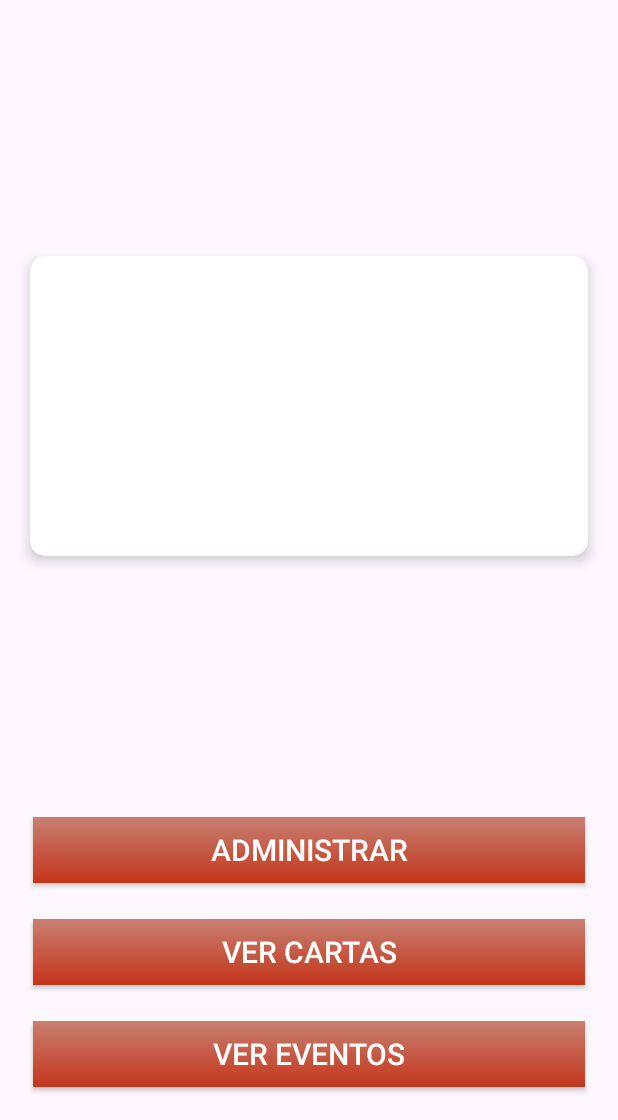
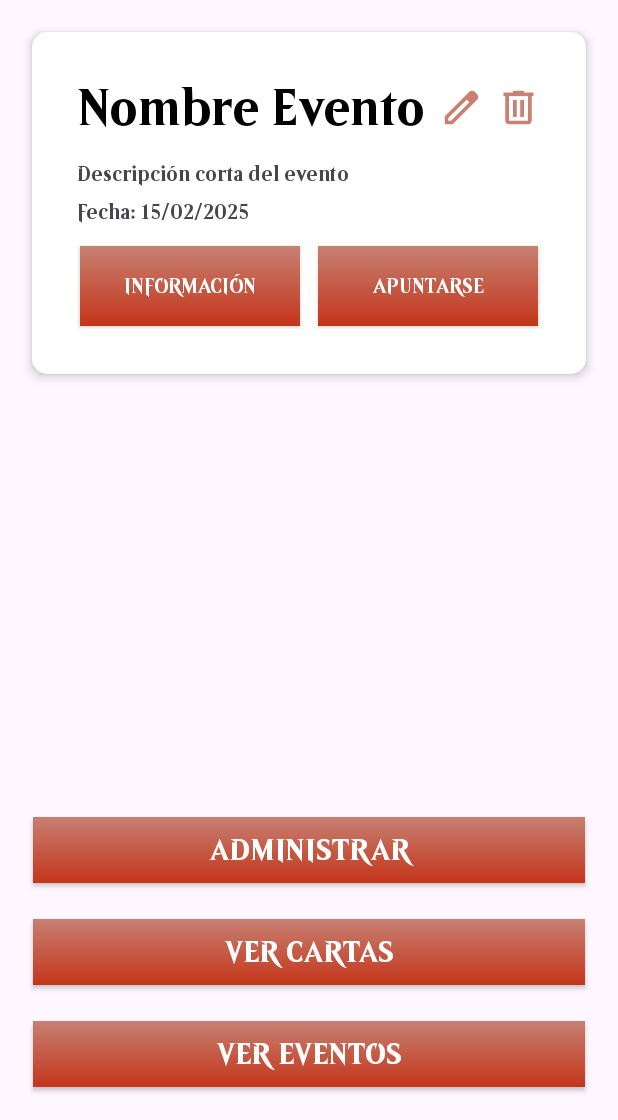
Before and after one commit to NalvCod/Practica_Final, an Android app: the layout activity_pantalla_principal.xml on its own in the app's theme, with its tools: preview values and no code run, on a phone screen of 412 x 824 dp, the part 116-1236 px from its top. Run offline under Robolectric (Android 15) with nearby library versions, the phone set to English and light mode, and no system bars.

Commit message:
Mas cosas

```diff
--- a/app/src/main/AndroidManifest.xml
+++ b/app/src/main/AndroidManifest.xml
@@ -49,7 +49,7 @@
             android:name=".Usuarios.Pantalla_Iniciar_Sesion"
             android:exported="false" />
         <activity
-            android:name=".Usuarios.Pantalla_Principal"
+            android:name=".Usuarios.PantallaPrincipalActivity"
             android:exported="false" />
         <activity
             android:name=".Cartas.Registrar_Cartas"
--- a/app/src/main/java/com/example/practica_final/Cartas/Registrar_Cartas.kt
+++ b/app/src/main/java/com/example/practica_final/Cartas/Registrar_Cartas.kt
@@ -15,7 +15,7 @@ import androidx.appcompat.app.AppCompatActivity
 import androidx.core.view.ViewCompat
 import androidx.core.view.WindowInsetsCompat
 import com.example.practica_final.R
-import com.example.practica_final.Usuarios.Pantalla_Principal
+import com.example.practica_final.Usuarios.PantallaPrincipalActivity
 import com.example.practica_final.databinding.ActivityRegistrarCartasBinding
 import com.google.firebase.database.DatabaseReference
 import com.google.firebase.database.FirebaseDatabase
@@ -80,7 +80,7 @@ class Registrar_Cartas : AppCompatActivity() {
 
             if (comprobarDatos(nombre, color, precio, descripcion, unidades)) {
                 subirCarta(storage, nombre, color, precio, descripcion, unidades)
-                val intent = Intent(this, Pantalla_Principal::class.java)
+                val intent = Intent(this, PantallaPrincipalActivity::class.java)
                 startActivity(intent)
             }
         }
--- a/app/src/main/java/com/example/practica_final/Eventos/RegistrarEvento.kt
+++ b/app/src/main/java/com/example/practica_final/Eventos/RegistrarEvento.kt
@@ -3,7 +3,6 @@ package com.example.practica_final.Eventos
 import android.annotation.SuppressLint
 import android.app.Activity
 import android.app.DatePickerDialog
-import android.app.Person
 import android.content.Context
 import android.content.Intent
 import android.net.Uri
@@ -17,7 +16,7 @@ import androidx.appcompat.app.AppCompatActivity
 import androidx.core.view.ViewCompat
 import androidx.core.view.WindowInsetsCompat
 import com.example.practica_final.R
-import com.example.practica_final.Usuarios.Pantalla_Principal
+import com.example.practica_final.Usuarios.PantallaPrincipalActivity
 import com.example.practica_final.Util
 import com.example.practica_final.databinding.ActivityRegistrarEventoBinding
 import com.google.firebase.database.DataSnapshot
@@ -68,7 +67,7 @@ class RegistrarEvento : AppCompatActivity() {
 
             if (comprobarEvento(nombre, descripcion, fecha)) {
                 subirImagenEvento(storage)
-                intent = Intent(this, Pantalla_Principal::class.java)
+                intent = Intent(this, PantallaPrincipalActivity::class.java)
                 startActivity(intent)
             }
         }
--- a/app/src/main/java/com/example/practica_final/Usuarios/Registro_Usuario.kt
+++ b/app/src/main/java/com/example/practica_final/Usuarios/Registro_Usuario.kt
@@ -63,7 +63,7 @@ class Registro_Usuario : AppCompatActivity() {
 
             if (comprobarUsuario(nombre, contrasena, contrasena2, email)){
                 subir_usuario(storage)
-                intent = Intent(this, Pantalla_Principal::class.java)
+                intent = Intent(this, PantallaPrincipalActivity::class.java)
                 startActivity(intent)
             }
         }
--- a/app/src/main/res/layout/activity_pantalla_iniciar_sesion.xml
+++ b/app/src/main/res/layout/activity_pantalla_iniciar_sesion.xml
@@ -61,7 +61,7 @@
                     android:id="@+id/introducir_nombre"
                     android:layout_width="match_parent"
                     android:layout_height="wrap_content"
-                    android:hint="Nahuerl"
+                    android:hint="Usuario"
                     android:text="Nahuerl"
                     android:inputType="textPersonName"
                     android:textColor="#333333" />
--- a/app/src/main/res/layout/activity_pantalla_principal.xml
+++ b/app/src/main/res/layout/activity_pantalla_principal.xml
@@ -5,7 +5,7 @@
     android:id="@+id/main"
     android:layout_width="match_parent"
     android:layout_height="match_parent"
-    tools:context=".Usuarios.Pantalla_Principal">
+    tools:context=".Usuarios.PantallaPrincipalActivity">
 
     <ImageView
         android:id="@+id/logoInicial"
@@ -41,17 +41,21 @@
 
 
 
-    <androidx.cardview.widget.CardView
-        android:id="@+id/eventosUsuario"
+    <androidx.recyclerview.widget.RecyclerView
+        android:id="@+id/lista_eventos"
         android:layout_width="match_parent"
-        android:layout_height="200dp"
-        android:layout_margin="20dp"
-        app:cardCornerRadius="10dp"
-        app:cardElevation="5dp"
-        app:layout_constraintTop_toBottomOf="@id/foto_perfil_card"
-        app:layout_constraintBottom_toTopOf="@id/gestionar"
+        android:layout_height="0dp"
+        android:padding="5dp"
+        android:scrollbars="vertical"
+        android:orientation="horizontal"
+        app:layoutManager="androidx.recyclerview.widget.GridLayoutManager"
+        app:layout_constraintEnd_toEndOf="parent"
+        app:layout_constraintTop_toBottomOf="@+id/logoInicial"
         app:layout_constraintStart_toStartOf="parent"
-        app:layout_constraintEnd_toEndOf="parent"/>
+        app:layout_constraintBottom_toBottomOf="parent"
+        app:layout_constraintVertical_bias="0.0"
+        tools:listitem="@layout/activity_item_eventos" />
+
 
     <androidx.appcompat.widget.AppCompatButton
         android:id="@+id/gestionar"
--- a/app/src/main/res/values/themes.xml
+++ b/app/src/main/res/values/themes.xml
@@ -3,6 +3,7 @@
     <style name="Base.Theme.Practica_Final" parent="Theme.Material3.DayNight.NoActionBar">
         <!-- Customize your light theme here. -->
         <!-- <item name="colorPrimary">@color/my_light_primary</item> -->
+        <item name="fontFamily">@font/beleren</item>
 
     </style>
 
```
Also changed, not shown: app/src/main/java/com/example/practica_final/Usuarios/PantallaPrincipalActivity.kt (added, +122 -0 lines), app/src/main/java/com/example/practica_final/Usuarios/Pantalla_Iniciar_Sesion.kt (+1 -6 lines), app/src/main/java/com/example/practica_final/Usuarios/Pantalla_Principal.kt (deleted, +0 -57 lines).
